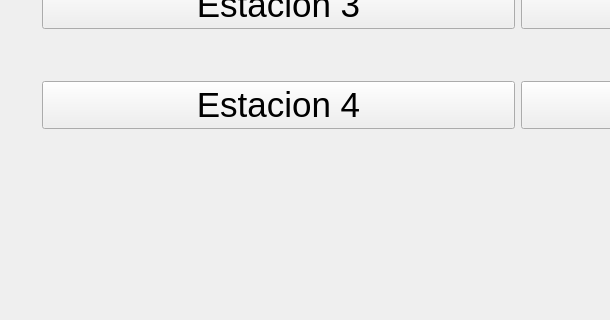
Above: mainwindow.ui from molautaro/interfazAGV before the change; both pictures show x 0 to 610 and y 280 to 600 of the 1024 by 600 pixel window. Below: the same form after it.
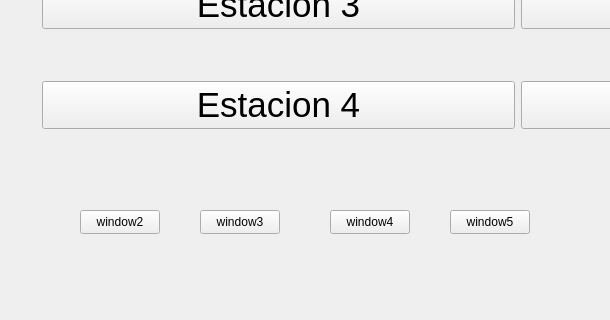
That is the form after the change.

Commit message: Nuevos botones para cambiar de ventana

```diff
--- a/mainwindow.ui
+++ b/mainwindow.ui
@@ -56,7 +56,7 @@
      <set>Qt::AlignCenter</set>
     </property>
    </widget>
-   <widget class="QWidget" name="">
+   <widget class="QWidget" name="layoutWidget">
     <property name="geometry">
      <rect>
       <x>42</x>
@@ -148,6 +148,58 @@
      </item>
     </layout>
    </widget>
+   <widget class="QPushButton" name="pushButton">
+    <property name="geometry">
+     <rect>
+      <x>80</x>
+      <y>490</y>
+      <width>80</width>
+      <height>24</height>
+     </rect>
+    </property>
+    <property name="text">
+     <string>window2</string>
+    </property>
+   </widget>
+   <widget class="QPushButton" name="pushButton_2">
+    <property name="geometry">
+     <rect>
+      <x>200</x>
+      <y>490</y>
+      <width>80</width>
+      <height>24</height>
+     </rect>
+    </property>
+    <property name="text">
+     <string>window3</string>
+    </property>
+   </widget>
+   <widget class="QPushButton" name="pushButton_3">
+    <property name="geometry">
+     <rect>
+      <x>330</x>
+      <y>490</y>
+      <width>80</width>
+      <height>24</height>
+     </rect>
+    </property>
+    <property name="text">
+     <string>window4</string>
+    </property>
+   </widget>
+   <widget class="QPushButton" name="pushButton_4">
+    <property name="geometry">
+     <rect>
+      <x>450</x>
+      <y>490</y>
+      <width>80</width>
+      <height>24</height>
+     </rect>
+    </property>
+    <property name="text">
+     <string>window5</string>
+    </property>
+   </widget>
   </widget>
   <widget class="QMenuBar" name="menubar">
    <property name="geometry">
```
The commit also changes 3 other files.
